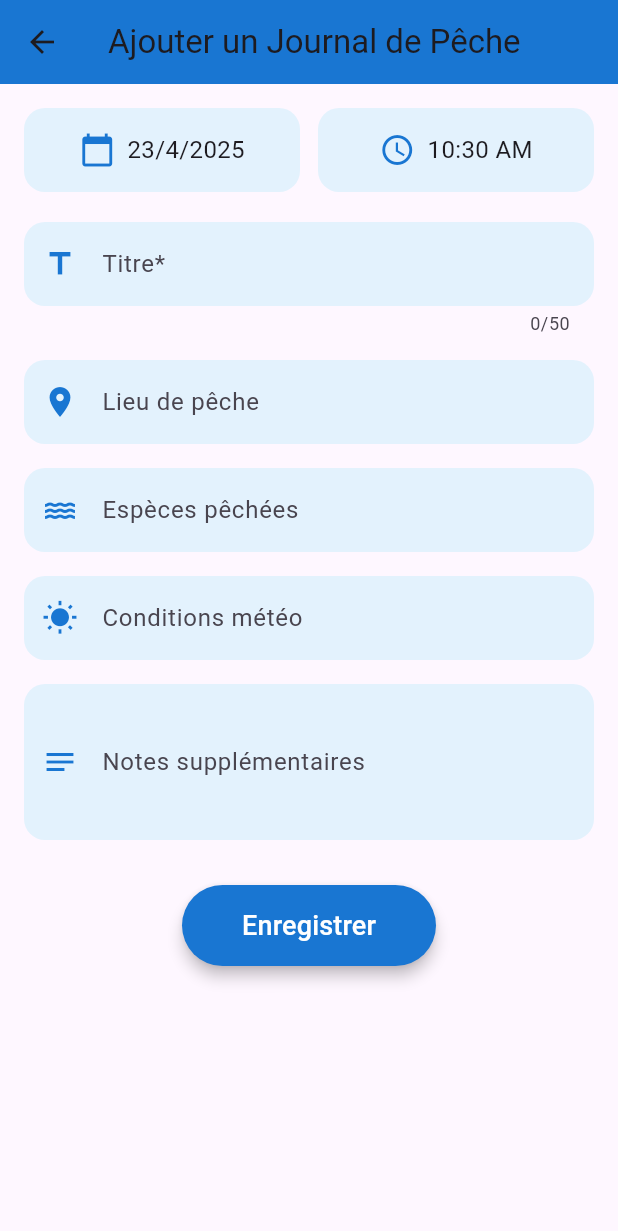
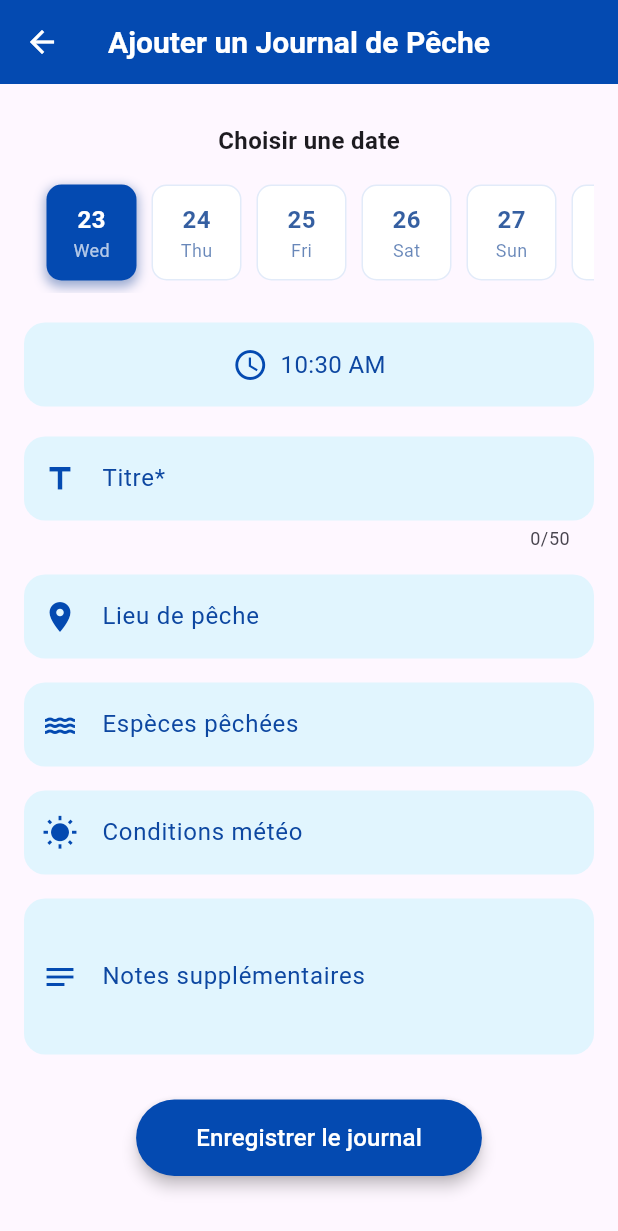
Before and after one commit to azzachater/fish_app, a Flutter app: the JournalScreen screen opened directly, after a tap on the "edit" icon, on a phone screen of 412 x 824 dp. Shown: the top 1231 px of the screen. Run offline on Flutter 3.47's test engine with Material 3 defaults, Android fonts, the phone set to English and light mode, and no system bars; our stand-ins replace fl_chart, flutter_secure_storage, font_awesome_flutter, get, google_fonts, google_nav_bar and 3 more; missing offline and left inert: flutter_osm_plugin, pusher_channels_flutter; accounts and stored records are empty; network calls fail.

Commit message:
merge_other

```diff
--- a/lib/constants/theme.dart
+++ b/lib/constants/theme.dart
@@ -4,6 +4,21 @@ import 'package:google_fonts/google_fonts.dart';
 class AppTheme {
   AppTheme._();
   static const Color primaryColor = Color(0xff044ab1);
+  static const Color lightPrimary = Color(0xffe2ebf9);
+  static const Color darkPrimary = Color(0xff03378a);
+
+   static const Color primaryLight = Color(0xFFE1F5FE); // bleu très clair
+  static const Color accent = Color(0xFF00BCD4); // bleu turquoise
+  static const Color textDark = Color(0xFF0D47A1);
+
+
+  static const LinearGradient lightGradient = LinearGradient(
+    colors: [lightPrimary, Colors.white],
+    begin: Alignment.topLeft,
+    end: Alignment.bottomRight,
+  );
+
+  //hedhom mafhemtch wa9tech sta3mlnehom
   static const TextStyle titleStyle = TextStyle(fontSize: 30, fontWeight: FontWeight.bold);
   static const TextStyle subtitleStyle = TextStyle(fontSize: 15, color: Color.fromARGB(255, 186, 150, 150));
   static const Color unreadChatBG = Color(0xffEE1D1D); // Rouge Notifications
--- a/lib/screens/journal/add_journal_page.dart
+++ b/lib/screens/journal/add_journal_page.dart
@@ -1,5 +1,8 @@
+import 'package:fish_app/constants/theme.dart';
 import 'package:fish_app/controller/journal_controller.dart';
+import 'package:fish_app/controller/data_selector_controller.dart';
 import 'package:fish_app/models/fishingJournal.dart';
+import 'package:fish_app/screens/journal/data_selector.dart';
 import 'package:flutter/material.dart';
 import 'package:get/get.dart';
 import 'package:intl/intl.dart';
@@ -20,7 +23,9 @@ class _AddJournalPageState extends State<AddJournalPage>
   final TextEditingController _conditionsController = TextEditingController();
   final TextEditingController _notesController = TextEditingController();
 
-  DateTime _selectedDate = DateTime.now();
+  final DateSelectorController _dateSelectorController = Get.put(
+    DateSelectorController(),
+  );
   TimeOfDay _selectedTime = TimeOfDay.now();
 
   late AnimationController _animationController;
@@ -60,20 +65,6 @@ class _AddJournalPageState extends State<AddJournalPage>
     super.dispose();
   }
 
-  Future<void> _selectDate() async {
-    final DateTime? picked = await showDatePicker(
-      context: context,
-      initialDate: _selectedDate,
-      firstDate: DateTime(2020),
-      lastDate: DateTime(2100),
-    );
-    if (picked != null) {
-      setState(() {
-        _selectedDate = picked;
-      });
-    }
-  }
-
   Future<void> _selectTime() async {
     final TimeOfDay? picked = await showTimePicker(
       context: context,
@@ -101,9 +92,11 @@ class _AddJournalPageState extends State<AddJournalPage>
       decoration: InputDecoration(
         labelText: label,
         hintText: hint,
-        prefixIcon: icon != null ? Icon(icon, color: Colors.blue[700]) : null,
+        labelStyle: TextStyle(color: AppTheme.textDark),
+        prefixIcon:
+            icon != null ? Icon(icon, color: AppTheme.primaryColor) : null,
         filled: true,
-        fillColor: Colors.blue[50],
+        fillColor: AppTheme.primaryLight,
         border: OutlineInputBorder(
           borderRadius: BorderRadius.circular(14),
           borderSide: BorderSide.none,
@@ -112,12 +105,12 @@ class _AddJournalPageState extends State<AddJournalPage>
     );
   }
 
-  // Remplacez la méthode _saveJournal() par :
-  // Modifiez la méthode _saveJournal pour utiliser la date exacte
   void _saveJournal() {
-    // Formattez la date sélectionnée en yyyy-MM-dd
-    final formattedDate = DateFormat('yyyy-MM-dd').format(_selectedDate);
-    print("Enregistrement pour la date: $formattedDate"); // Debug
+    final selectedDate =
+        _dateSelectorController.dates[_dateSelectorController
+            .selectedIndex
+            .value];
+    final formattedDate = DateFormat('yyyy-MM-dd').format(selectedDate);
 
     final journal = FishingJournal(
       id: DateTime.now().millisecondsSinceEpoch.toString(),
@@ -126,14 +119,13 @@ class _AddJournalPageState extends State<AddJournalPage>
       speciesCaught: _speciesController.text,
       fishingConditions: _conditionsController.text,
       notes: _notesController.text,
-      date: formattedDate, // Utilisez la date formatée
+      date: formattedDate,
       time: '${_selectedTime.hour}:${_selectedTime.minute}',
     );
 
     final controller = Get.find<JournalController>();
     controller.addEntry(journal).then((_) {
-      // Filtre à nouveau pour la date actuelle
-      controller.filterByDate(_selectedDate);
+      controller.filterByDate(selectedDate);
       Get.back();
       Get.snackbar("Succès", "Journal enregistré !");
     });
@@ -144,7 +136,13 @@ class _AddJournalPageState extends State<AddJournalPage>
     return Scaffold(
       appBar: AppBar(
         title: const Text("Ajouter un Journal de Pêche"),
-        backgroundColor: Colors.blue[700],
+        backgroundColor: AppTheme.primaryColor,
+        iconTheme: const IconThemeData(color: Colors.white),
+        titleTextStyle: const TextStyle(
+          color: Colors.white,
+          fontSize: 20,
+          fontWeight: FontWeight.bold,
+        ),
       ),
       body: FadeTransition(
         opacity: _fadeAnimation,
@@ -154,59 +152,37 @@ class _AddJournalPageState extends State<AddJournalPage>
             padding: const EdgeInsets.all(16),
             child: Column(
               children: [
-                Row(
-                  children: [
-                    Expanded(
-                      child: GestureDetector(
-                        onTap: _selectDate,
+                const SizedBox(height: 10),
+                const Text(
+                  "Choisir une date",
+                  style: TextStyle(fontWeight: FontWeight.bold, fontSize: 16),
+                ),
+                const SizedBox(height: 10),
+                DateSelector(),
+                const SizedBox(height: 20),
+                GestureDetector(
+                  onTap: _selectTime,
                   child: Container(
                     padding: const EdgeInsets.symmetric(vertical: 16),
                     decoration: BoxDecoration(
-                            color: Colors.blue[50],
+                      color: AppTheme.primaryLight,
                       borderRadius: BorderRadius.circular(14),
                     ),
                     child: Row(
                       mainAxisAlignment: MainAxisAlignment.center,
                       children: [
-                              Icon(
-                                Icons.calendar_today,
-                                color: Colors.blue[700],
-                              ),
+                        Icon(Icons.access_time, color: AppTheme.primaryColor),
                         const SizedBox(width: 8),
                         Text(
-                                "${_selectedDate.day}/${_selectedDate.month}/${_selectedDate.year}",
-                                style: const TextStyle(fontSize: 16),
+                          _selectedTime.format(context),
+                          style: TextStyle(
+                            fontSize: 16,
+                            color: AppTheme.textDark,
+                          ),
                         ),
                       ],
                     ),
                   ),
-                      ),
-                    ),
-                    const SizedBox(width: 12),
-                    Expanded(
-                      child: GestureDetector(
-                        onTap: _selectTime,
-                        child: Container(
-                          padding: const EdgeInsets.symmetric(vertical: 16),
-                          decoration: BoxDecoration(
-                            color: Colors.blue[50],
-                            borderRadius: BorderRadius.circular(14),
-                          ),
-                          child: Row(
-                            mainAxisAlignment: MainAxisAlignment.center,
-                            children: [
-                              Icon(Icons.access_time, color: Colors.blue[700]),
-                              const SizedBox(width: 8),
-                              Text(
-                                _selectedTime.format(context),
-                                style: const TextStyle(fontSize: 16),
-                              ),
-                            ],
-                          ),
-                        ),
-                      ),
-                    ),
-                  ],
                 ),
                 const SizedBox(height: 20),
                 _buildStyledTextField(
@@ -225,7 +201,7 @@ class _AddJournalPageState extends State<AddJournalPage>
                 _buildStyledTextField(
                   controller: _speciesController,
                   label: 'Espèces pêchées',
-                  icon: Icons.water, // more intuitive than iso
+                  icon: Icons.water,
                 ),
                 const SizedBox(height: 16),
                 _buildStyledTextField(
@@ -242,22 +218,22 @@ class _AddJournalPageState extends State<AddJournalPage>
                 ),
                 const SizedBox(height: 30),
                 ElevatedButton(
+                  onPressed: _saveJournal,
                   style: ElevatedButton.styleFrom(
-                    backgroundColor: Colors.blue[700],
+                    backgroundColor: AppTheme.primaryColor,
                     foregroundColor: Colors.white,
                     shape: RoundedRectangleBorder(
                       borderRadius: BorderRadius.circular(30),
                     ),
-                    elevation: 4,
                     padding: const EdgeInsets.symmetric(
                       horizontal: 40,
                       vertical: 14,
                     ),
+                    elevation: 4,
                   ),
-                  onPressed: _saveJournal,
                   child: const Text(
-                    'Enregistrer',
-                    style: TextStyle(fontSize: 18),
+                    "Enregistrer le journal",
+                    style: TextStyle(fontSize: 16),
                   ),
                 ),
               ],
--- a/lib/screens/journal/data_selector.dart
+++ b/lib/screens/journal/data_selector.dart
@@ -1,3 +1,4 @@
+import 'package:fish_app/constants/theme.dart';
 import 'package:fish_app/controller/data_selector_controller.dart';
 import 'package:flutter/material.dart';
 import 'package:get/get.dart';
@@ -27,18 +28,21 @@ class DateSelector extends StatelessWidget {
                 margin: const EdgeInsets.symmetric(horizontal: 5),
                 padding: const EdgeInsets.symmetric(vertical: 6),
                 decoration: BoxDecoration(
-                  color: isSelected ? Colors.blue : Colors.white,
+                  color: isSelected ? AppTheme.primaryColor : Colors.white,
                   borderRadius: BorderRadius.circular(10),
-                  boxShadow:
-                      isSelected
-                          ? [
-                            BoxShadow(
-                              color: Colors.blueAccent.withOpacity(0.5),
-                              blurRadius: 5,
-                              spreadRadius: 2,
-                            ),
-                          ]
-                          : [],
+                  boxShadow: isSelected
+                      ? [
+                          BoxShadow(
+                            color: AppTheme.darkPrimary.withOpacity(0.4),
+                            blurRadius: 6,
+                            spreadRadius: 1,
+                            offset: const Offset(0, 3),
+                          ),
+                        ]
+                      : [],
+                  border: isSelected
+                      ? null
+                      : Border.all(color: AppTheme.lightPrimary, width: 1),
                 ),
                 child: Column(
                   mainAxisAlignment: MainAxisAlignment.center,
@@ -48,14 +52,18 @@ class DateSelector extends StatelessWidget {
                       style: TextStyle(
                         fontSize: 16,
                         fontWeight: FontWeight.bold,
-                        color: isSelected ? Colors.white : Colors.black,
+                        color: isSelected
+                            ? Colors.white
+                            : AppTheme.darkPrimary.withOpacity(0.8),
                       ),
                     ),
                     Text(
                       DateFormat('E').format(date), // Ex: Mon
                       style: TextStyle(
                         fontSize: 12,
-                        color: isSelected ? Colors.white : Colors.black54,
+                        color: isSelected
+                            ? Colors.white70
+                            : AppTheme.darkPrimary.withOpacity(0.6),
                       ),
                     ),
                   ],
--- a/lib/screens/journal/diary_screen.dart
+++ b/lib/screens/journal/diary_screen.dart
@@ -1,3 +1,4 @@
+import 'package:fish_app/constants/theme.dart';
 import 'package:fish_app/controller/journal_controller.dart';
 import 'package:fish_app/models/fishingJournal.dart';
 import 'package:fish_app/screens/journal/add_journal_page.dart';
@@ -34,8 +35,12 @@ class JournalScreen extends StatelessWidget {
       ),
       // Modifiez le FloatingActionButton :
       floatingActionButton: FloatingActionButton(
-        backgroundColor: Colors.blue[700],
-        child: const Icon(Icons.add, color: Colors.white),
+        backgroundColor: AppTheme.primaryColor,
+        child: const Icon(
+          Icons.note_add,
+          size: 60,
+          color: AppTheme.lightPrimary,
+        ),
         onPressed: () async {
           final result = await Get.to(() => AddJournalPage());
           if (result != null) {
@@ -59,8 +64,8 @@ class JournalScreen extends StatelessWidget {
           ),
           const SizedBox(height: 8),
           Text(
-            'Appuyez sur + pour ajouter une entrée',
-            style: TextStyle(fontSize: 14, color: Colors.grey[500]),
+            'Aucune entrée pour cette date',
+            style: TextStyle(fontSize: 18, color: AppTheme.darkPrimary),
           ),
         ],
       ),
--- a/lib/screens/journal/fish_journal_card.dart
+++ b/lib/screens/journal/fish_journal_card.dart
@@ -1,3 +1,4 @@
+import 'package:fish_app/constants/theme.dart';
 import 'package:flutter/material.dart';
 import 'package:intl/intl.dart';
 import 'package:fish_app/models/fishingJournal.dart';
@@ -22,11 +23,7 @@ class FishJournalCard extends StatelessWidget {
       shape: RoundedRectangleBorder(borderRadius: BorderRadius.circular(20)),
       child: Container(
         decoration: BoxDecoration(
-          gradient: LinearGradient(
-            colors: [Colors.blue.shade50, Colors.white],
-            begin: Alignment.topLeft,
-            end: Alignment.bottomRight,
-          ),
+          gradient: AppTheme.lightGradient,
           borderRadius: BorderRadius.circular(20),
         ),
         child: Padding(
@@ -44,7 +41,7 @@ class FishJournalCard extends StatelessWidget {
                       style: const TextStyle(
                         fontSize: 20,
                         fontWeight: FontWeight.bold,
-                        color: Colors.blue,
+                        color: AppTheme.primaryColor,
                       ),
                       overflow: TextOverflow.ellipsis,
                     ),
@@ -56,13 +53,13 @@ class FishJournalCard extends StatelessWidget {
                       vertical: 5,
                     ),
                     decoration: BoxDecoration(
-                      color: Colors.blue.shade100,
+                      color: AppTheme.lightPrimary,
                       borderRadius: BorderRadius.circular(16),
                     ),
                     child: Text(
                       entry.time,
-                      style: TextStyle(
-                        color: Colors.blue.shade900,
+                      style: const TextStyle(
+                        color: AppTheme.darkPrimary,
                         fontWeight: FontWeight.bold,
                       ),
                     ),
@@ -77,7 +74,7 @@ class FishJournalCard extends StatelessWidget {
                 children: [
                   Icon(
                     Icons.location_on,
-                    color: Colors.blue.shade700,
+                    color: AppTheme.primaryColor,
                     size: 18,
                   ),
                   const SizedBox(width: 6),
@@ -87,7 +84,7 @@ class FishJournalCard extends StatelessWidget {
                       style: const TextStyle(
                         fontSize: 13,
                         fontWeight: FontWeight.w500,
-                        color: Colors.blue,
+                        color: AppTheme.primaryColor,
                       ),
                     ),
                   ),
@@ -102,9 +99,8 @@ class FishJournalCard extends StatelessWidget {
                   width: double.infinity,
                   padding: const EdgeInsets.all(12),
                   decoration: BoxDecoration(
-                    color: Colors.white,
-                    borderRadius: BorderRadius.circular(12),
-                    border: Border.all(color: Colors.grey.shade200),
+                    color: AppTheme.lightPrimary,
+                    borderRadius: BorderRadius.circular(20),
                   ),
                   child: Text(
                     entry.notes,
@@ -123,21 +119,21 @@ class FishJournalCard extends StatelessWidget {
                       vertical: 6,
                     ),
                     decoration: BoxDecoration(
-                      color: Colors.blue.shade100,
+                      color: AppTheme.lightPrimary,
                       borderRadius: BorderRadius.circular(20),
                     ),
                     child: Row(
                       children: [
                         Icon(
                           Icons.emoji_nature,
-                          color: Colors.blue.shade800,
+                          color: AppTheme.primaryColor,
                           size: 16,
                         ),
                         const SizedBox(width: 6),
                         Text(
                           entry.speciesCaught,
-                          style: TextStyle(
-                            color: Colors.blue.shade800,
+                          style: const TextStyle(
+                            color: AppTheme.primaryColor,
                             fontWeight: FontWeight.w600,
                           ),
                         ),
@@ -146,13 +142,13 @@ class FishJournalCard extends StatelessWidget {
                   ),
                   const Spacer(),
                   IconButton(
-                    icon: Icon(Icons.edit, color: Colors.blue.shade600),
+                    icon: const Icon(Icons.edit, color: AppTheme.primaryColor),
                     onPressed: onEdit,
                     splashRadius: 20,
                     tooltip: 'Modifier',
                   ),
                   IconButton(
-                    icon: Icon(Icons.delete, color: Colors.red.shade400),
+                    icon: const Icon(Icons.delete, color: Colors.red),
                     onPressed: () => _confirmDelete(context),
                     splashRadius: 20,
                     tooltip: 'Supprimer',
--- a/lib/screens/journal/journal_app_bar.dart
+++ b/lib/screens/journal/journal_app_bar.dart
@@ -1,3 +1,4 @@
+import 'package:fish_app/constants/theme.dart';
 import 'package:fish_app/screens/social_network/social_home_page.dart';
 import 'package:flutter/material.dart';
 import 'package:get/get.dart';
@@ -18,7 +19,7 @@ class JournalAppBar extends StatelessWidget implements PreferredSizeWidget {
       title: const Text(
         'journal',
         style: TextStyle(
-          color: Colors.black,
+          color: Colors.white,
           fontSize: 20,
           fontWeight: FontWeight.bold,
         ),
@@ -29,13 +30,13 @@ class JournalAppBar extends StatelessWidget implements PreferredSizeWidget {
         onPressed: () async {
           await Get.offAll(() => SocialHomePage());
         },
-        icon: const Icon(Icons.arrow_back, color: Colors.black),
+        icon: const Icon(Icons.arrow_back, color: Colors.white),
       ),
       actions: [
         Container(
           margin: const EdgeInsets.symmetric(horizontal: 10, vertical: 8),
           decoration: BoxDecoration(
-            color: Colors.blue.shade100,
+            color: AppTheme.lightPrimary.withOpacity(0.6),
             borderRadius: BorderRadius.circular(20),
           ),
           child: Row(
@@ -49,7 +50,10 @@ class JournalAppBar extends StatelessWidget implements PreferredSizeWidget {
       flexibleSpace: Container(
         decoration: const BoxDecoration(
           gradient: LinearGradient(
-            colors: [Colors.blue, Colors.white], // Dégradé plus visible
+            colors: [
+              AppTheme.primaryColor,
+              AppTheme.lightPrimary,
+            ],
             begin: Alignment.topCenter,
             end: Alignment.bottomCenter,
           ),
@@ -64,13 +68,13 @@ class JournalAppBar extends StatelessWidget implements PreferredSizeWidget {
       child: Container(
         padding: const EdgeInsets.symmetric(horizontal: 12, vertical: 5),
         decoration: BoxDecoration(
-          color: isSelected ? Colors.blue : Colors.transparent,
+          color: isSelected ? AppTheme.primaryColor : Colors.transparent,
           borderRadius: BorderRadius.circular(15),
         ),
         child: Text(
           text,
           style: TextStyle(
-            color: isSelected ? Colors.white : Colors.black,
+            color: isSelected ? Colors.white : AppTheme.darkPrimary,
             fontWeight: FontWeight.bold,
           ),
         ),
--- a/lib/screens/social_network/edit_profile_page.dart
+++ b/lib/screens/social_network/edit_profile_page.dart
@@ -36,7 +36,7 @@ class EditProfilePage extends StatelessWidget {
     });
 
     return Scaffold(
-      backgroundColor: Colors.blue,
+      backgroundColor: Color(0xff044ab1),
       body: Stack(
         children: [
           // Scrollable white zone
--- a/lib/widgets/social_network/profile_header_widget.dart
+++ b/lib/widgets/social_network/profile_header_widget.dart
@@ -1,4 +1,5 @@
 import 'dart:io';
+import 'package:fish_app/constants/theme.dart';
 import 'package:flutter/material.dart';
 import 'package:get/get.dart';
 import '../../controllers/user_controller.dart';
@@ -90,7 +91,9 @@ class ProfileHeaderWidget extends StatelessWidget {
                         );
                       },
                       style: ElevatedButton.styleFrom(
-                        backgroundColor: Colors.blue,
+                        backgroundColor:
+                            AppTheme
+                                .primaryColor, // 🎨 utilise ta couleur personnalisée
                         shape: RoundedRectangleBorder(
                           borderRadius: BorderRadius.circular(20),
                         ),
```
Lines whose indentation alone changed are shown as unchanged.
